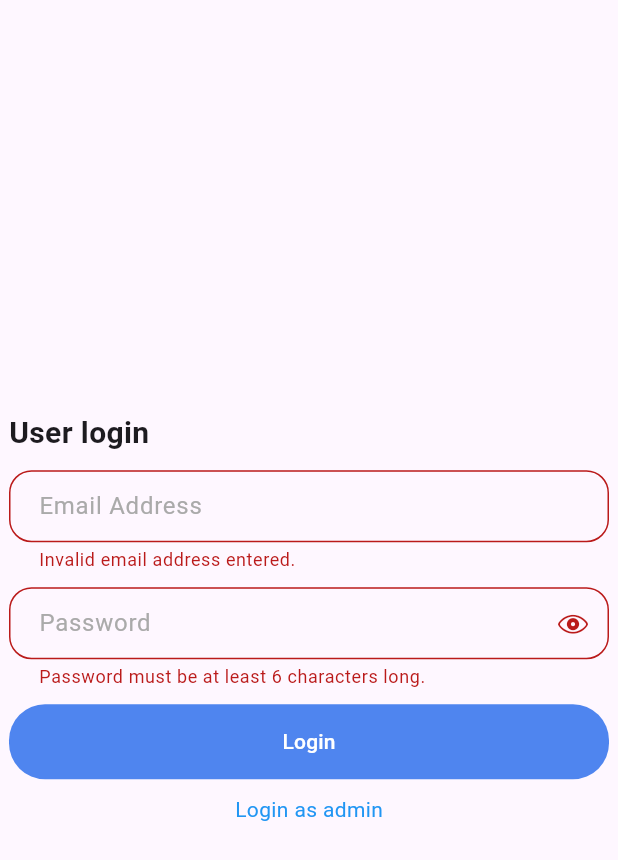
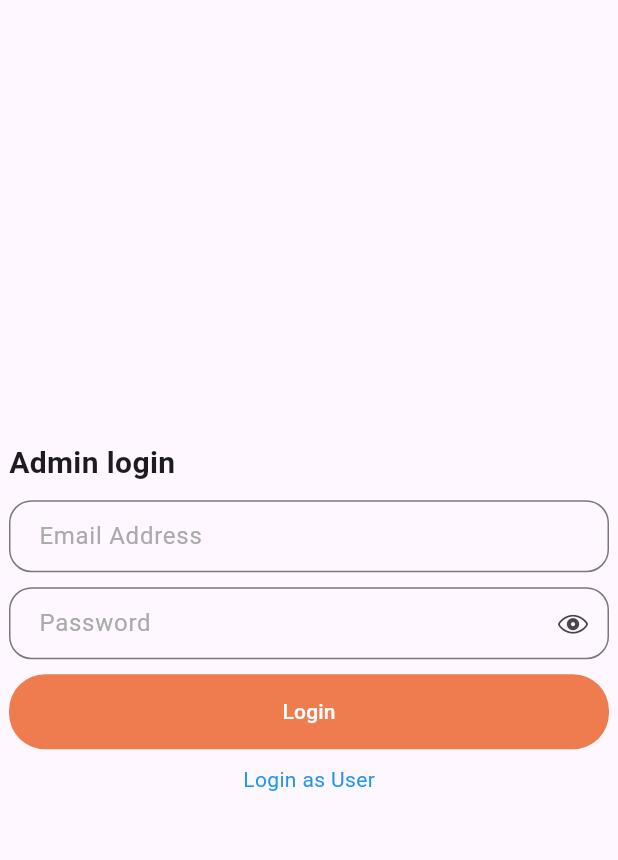
Before and after one commit to fiekzz/casestudy1-csci4311, a Flutter app: the screen it shows after launch, after a tap on "Login", after a tap on "Login as admin", on a phone screen of 412 x 824 dp. Shown: the top 860 px of the screen. Run offline on Flutter 3.47's test engine with Material 3 defaults, Android fonts, the phone set to English and light mode, and no system bars; our stand-ins replace dio, email_validator, flutter_riverpod, flutter_secure_storage, pretty_dio_logger; missing offline and left inert: image_network, jwt_decode; accounts and stored records are empty.

Commit message:
void login aq tak buat lagi

```diff
--- a/lib/login/admin_login.dart
+++ b/lib/login/admin_login.dart
@@ -1,4 +1,14 @@
+import 'package:casestudy1/component/payroll_button.dart';
+import 'package:casestudy1/component/payroll_textformfield.dart';
+import 'package:casestudy1/features/dashboard/user_dashboard.dart';
+import 'package:casestudy1/main.dart';
+import 'package:casestudy1/utils/api_manager.dart';
+import 'package:casestudy1/utils/ui_colors.dart';
+import 'package:email_validator/email_validator.dart';
 import 'package:flutter/material.dart';
+import 'package:flutter_secure_storage/flutter_secure_storage.dart';
+import 'package:casestudy1/login/user_login.dart';
+
 
 class AdminLoginScreen extends StatefulWidget {
   const AdminLoginScreen({super.key});
@@ -8,8 +18,118 @@ class AdminLoginScreen extends StatefulWidget {
 }
 
 class _AdminLoginScreenState extends State<AdminLoginScreen> {
+  TextEditingController emailController = TextEditingController();
+  TextEditingController passwordController = TextEditingController();
+
+  final loginFormKey = GlobalKey<FormState>();
+
+  void login () async {
+
+  }
+    @override
+  void initState() {
+    super.initState();
+    emailController = TextEditingController();
+    passwordController = TextEditingController();
+  }
+
   @override
   Widget build(BuildContext context) {
-    return Text('Admin Login');
+    return Scaffold(
+      body: SizedBox(
+        width: double.maxFinite,
+        height: double.maxFinite,
+        child: Center(
+          child: Container(
+            constraints: const BoxConstraints(
+              maxWidth: 400,
+              maxHeight: 400,
+            ),
+            child: Form(
+              key: loginFormKey,
+              child: Column(
+                mainAxisAlignment: MainAxisAlignment.center,
+                crossAxisAlignment: CrossAxisAlignment.start,
+                children: [
+                  const Text(
+                    'Admin login',
+                    style: TextStyle(
+                      fontSize: 20,
+                      fontWeight: FontWeight.bold,
+                    ),
+                  ),
+                  const SizedBox(height: 10),
+                  PayrollTextformfield(
+                    controller: emailController,
+                    keyboardType: TextInputType.emailAddress,
+                    label: 'Email Address',
+                    validator: (text) {
+                      String adminInput = text ?? '';
+
+                      return !EmailValidator.validate(adminInput)
+                          ? 'Invalid email address entered.'
+                          : null;
+                    },
+                  ),
+                  const SizedBox(height: 10),
+                  PayrollTextformfield(
+                    controller: passwordController,
+                    label: 'Password',
+                    obscureText: true,
+                    validator: (text) {
+                      String adminInput = text ?? '';
+
+                      return adminInput.length < 6
+                          ? 'Password must be at least 6 characters long.'
+                          : null;
+                    },
+                  ),
+                  const SizedBox(height: 10),
+                  SizedBox(
+                    width: double.maxFinite,
+                    child: PayrollButton(
+                      backgroundColor: Color.fromARGB(255, 239, 124, 79),
+                      onPressed: () async {
+                        // print("bangsat");
+                        login();
+                      },
+                      child: const Center(
+                        child: Text(
+                          'Login',
+                          style: TextStyle(color: Colors.white),
+                        ),
+                      ),
+                    ),
+                  ),
+                  const SizedBox(height: 10),
+                  SizedBox(
+                    width: double.maxFinite,
+                    child: Row(
+                      mainAxisAlignment: MainAxisAlignment.center,
+                      children: [
+                        InkWell(
+                          onTap: () {
+                            Navigator.push(
+                              context,
+                              MaterialPageRoute(
+                                builder: (context) => UserLoginScreen(),
+                              ),
+                            );
+                          },
+                          child: const Text(
+                            'Login as User',
+                            style: TextStyle(color: Colors.blue),
+                          ),
+                        ),
+                      ],
+                    ),
+                  ),
+                ],
+              ),
+            ),
+          ),
+        ),
+      ),
+    );
   }
 }
--- a/lib/login/user_login.dart
+++ b/lib/login/user_login.dart
@@ -1,6 +1,7 @@
 import 'package:casestudy1/component/payroll_button.dart';
 import 'package:casestudy1/component/payroll_textformfield.dart';
 import 'package:casestudy1/features/dashboard/user_dashboard.dart';
+import 'package:casestudy1/login/admin_login.dart';
 import 'package:casestudy1/main.dart';
 import 'package:casestudy1/utils/api_manager.dart';
 import 'package:casestudy1/utils/ui_colors.dart';
@@ -151,7 +152,14 @@ class _UserLoginScreenState extends State<UserLoginScreen> {
                       mainAxisAlignment: MainAxisAlignment.center,
                       children: [
                         InkWell(
-                          onTap: () {},
+                          onTap: () {
+                            Navigator.push(
+                              context,
+                              MaterialPageRoute(
+                                builder: (context) => AdminLoginScreen(),
+                              ),
+                            );
+                          },
                           child: const Text(
                             'Login as admin',
                             style: TextStyle(color: Colors.blue),
```
